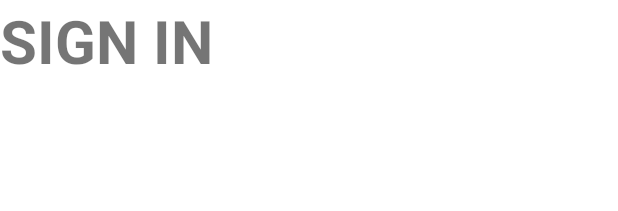
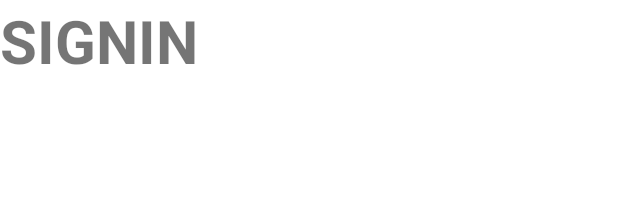
Before and after one commit to snehalgore1/Votepol, an Android app: the layout activity_main.xml on its own in the app's theme, with its tools: preview values and no code run, on a phone screen of 412 x 824 dp. Shown: the top 211 px of the screen. Run offline under Robolectric (Android 15) with nearby library versions, the phone set to English and light mode, and no system bars.

Commit message:
Sign in changed

```diff
--- a/app/src/main/res/layout/activity_main.xml
+++ b/app/src/main/res/layout/activity_main.xml
@@ -9,7 +9,7 @@
     <TextView
         android:layout_width="wrap_content"
         android:layout_height="wrap_content"
-        android:text="Sign in"
+        android:text="Signin"
         android:textAllCaps="true"
         android:textSize="40sp"
         android:textStyle="bold"
```
